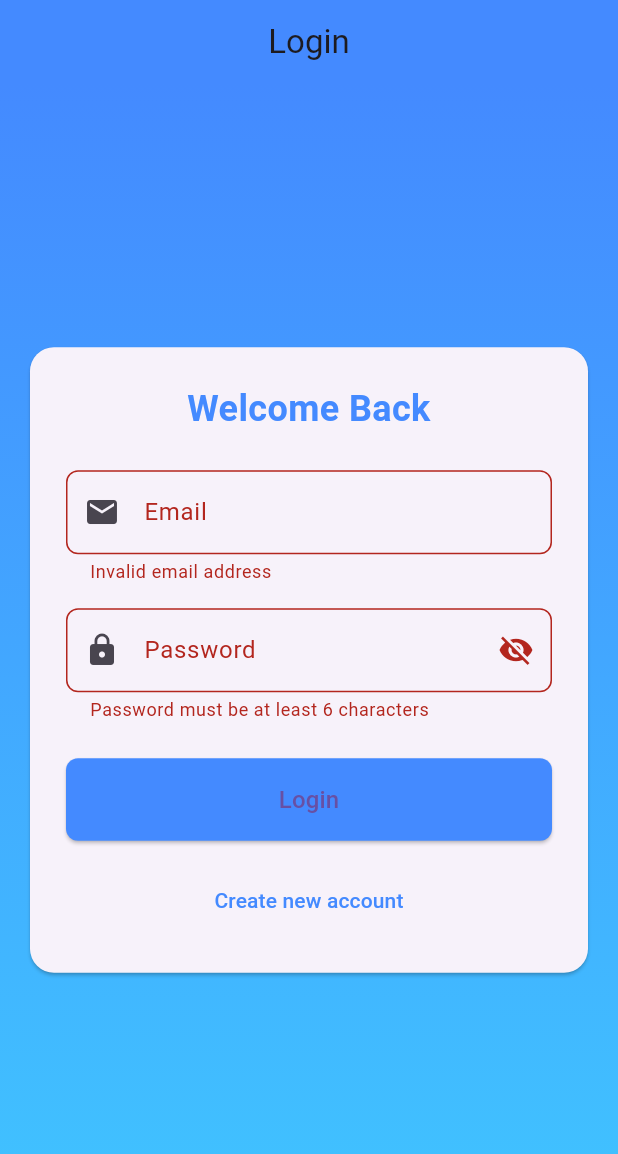
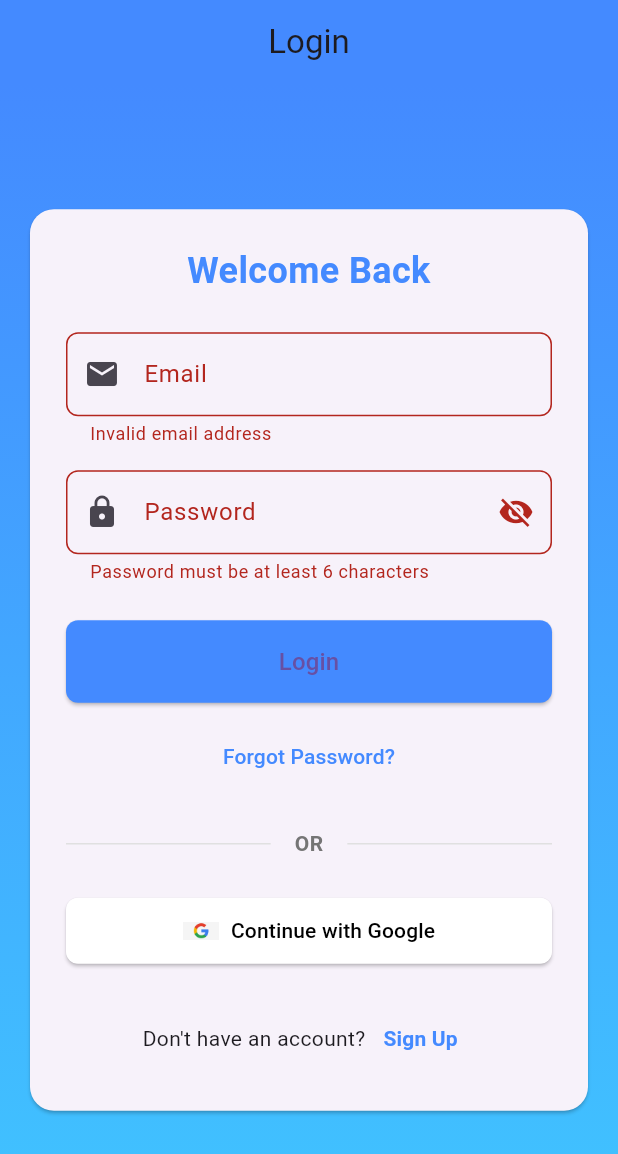
Before and after one commit to yaadiOroko430/MyShopAppProject, a Flutter app: the screen it shows after launch, after a tap on "Login", on a phone screen of 412 x 824 dp. Shown: the top 1154 px of the screen. Run offline on Flutter 3.47's test engine with Material 3 defaults, Android fonts, the light colour scheme and no system bars; our stand-ins replace firebase_auth, firebase_core, google_sign_in; accounts and stored records are empty.

Commit message:
sign_in with google

```diff
--- a/lib/screens/login_screen.dart
+++ b/lib/screens/login_screen.dart
@@ -1,7 +1,9 @@
 import 'package:flutter/material.dart';
 import 'package:firebase_auth/firebase_auth.dart';
+import 'package:google_sign_in/google_sign_in.dart';
 import '../services/auth_service.dart';
 import 'register_screen.dart';
+import 'forgot_password.dart';
 
 class LoginScreen extends StatefulWidget {
   @override
@@ -15,6 +17,28 @@ class _LoginScreenState extends State<LoginScreen> {
   bool _isLoading = false;
   bool _obscurePassword = true;
 
+  // In _handleGoogleSignIn() method
+  void _handleGoogleSignIn() async {
+    try {
+      await GoogleSignIn().signOut();
+      await AuthService.signInWithGoogle();
+    } catch (e) {
+      String errorMessage = 'Sign-in failed';
+
+      if (e.toString().contains('12500')) {
+        errorMessage = 'Google Play Services error';
+      } else if (e.toString().contains('12501')) {
+        errorMessage = 'Sign-in canceled';
+      } else if (e.toString().contains('10')) {
+        errorMessage = 'Network error';
+      }
+
+      ScaffoldMessenger.of(
+        context,
+      ).showSnackBar(SnackBar(content: Text(errorMessage)));
+    }
+  }
+
   void _submitLoginForm() async {
     if (!_formKey.currentState!.validate()) return;
 
@@ -22,8 +46,8 @@ class _LoginScreenState extends State<LoginScreen> {
 
     try {
       await AuthService.signIn(
-        email: _emailController.text, // Named parameter
-        password: _passwordController.text, // Named parameter
+        email: _emailController.text,
+        password: _passwordController.text,
       );
     } on FirebaseAuthException catch (e) {
       ScaffoldMessenger.of(
@@ -124,13 +148,7 @@ class _LoginScreenState extends State<LoginScreen> {
                     ),
                     SizedBox(height: 24),
                     _isLoading
-                        ? Center(
-                          child: SizedBox(
-                            height: 24,
-                            width: 24,
-                            child: CircularProgressIndicator(),
-                          ),
-                        )
+                        ? Center(child: CircularProgressIndicator())
                         : ElevatedButton(
                           onPressed: _submitLoginForm,
                           style: ElevatedButton.styleFrom(
@@ -142,21 +160,88 @@ class _LoginScreenState extends State<LoginScreen> {
                           ),
                           child: Text('Login', style: TextStyle(fontSize: 16)),
                         ),
-                    SizedBox(height: 16),
+                    SizedBox(height: 12),
                     TextButton(
                       onPressed:
                           () => Navigator.push(
                             context,
-                            MaterialPageRoute(builder: (_) => RegisterScreen()),
+                            MaterialPageRoute(
+                              builder: (_) => ForgotPasswordScreen(),
+                            ),
                           ),
                       child: Text(
-                        'Create new account',
+                        'Forgot Password?',
                         style: TextStyle(
                           color: Colors.blueAccent,
                           fontSize: 14,
                         ),
-                        textAlign: TextAlign.center,
+                        textAlign: TextAlign.end,
                       ),
+                    ),
+                    SizedBox(height: 24),
+                    Row(
+                      children: [
+                        Expanded(
+                          child: Divider(thickness: 1, color: Colors.grey[300]),
+                        ),
+                        Padding(
+                          padding: EdgeInsets.symmetric(horizontal: 16),
+                          child: Text(
+                            'OR',
+                            style: TextStyle(
+                              color: Colors.grey[600],
+                              fontWeight: FontWeight.bold,
+                            ),
+                          ),
+                        ),
+                        Expanded(
+                          child: Divider(thickness: 1, color: Colors.grey[300]),
+                        ),
+                      ],
+                    ),
+                    SizedBox(height: 24),
+                    ElevatedButton.icon(
+                      onPressed: _handleGoogleSignIn,
+                      icon: Image.asset('assets/google_logo.png', width: 24),
+                      label: Text('Continue with Google'),
+                      style: ElevatedButton.styleFrom(
+                        padding: EdgeInsets.symmetric(
+                          horizontal: 24,
+                          vertical: 12,
+                        ),
+                        backgroundColor: Colors.white,
+                        foregroundColor: Colors.black,
+                        shape: RoundedRectangleBorder(
+                          borderRadius: BorderRadius.circular(8),
+                        ),
+                      ),
+                    ),
+                    SizedBox(height: 24),
+                    Row(
+                      mainAxisAlignment: MainAxisAlignment.center,
+                      children: [
+                        Text(
+                          "Don't have an account?",
+                          style: TextStyle(fontSize: 14),
+                        ),
+                        TextButton(
+                          onPressed:
+                              () => Navigator.push(
+                                context,
+                                MaterialPageRoute(
+                                  builder: (_) => RegisterScreen(),
+                                ),
+                              ),
+                          child: Text(
+                            'Sign Up',
+                            style: TextStyle(
+                              color: Colors.blueAccent,
+                              fontWeight: FontWeight.bold,
+                              fontSize: 14,
+                            ),
+                          ),
+                        ),
+                      ],
                     ),
                   ],
                 ),
```
Also changed, not shown: lib/screens/forgot_password.dart (added, +65 -0 lines), lib/services/auth_service.dart (+38 -1 lines), pubspec.yaml (+4 -3 lines), assets/google_logo.png (added), lib/firebase_options.dart, pubspec.lock, 3 other files.
